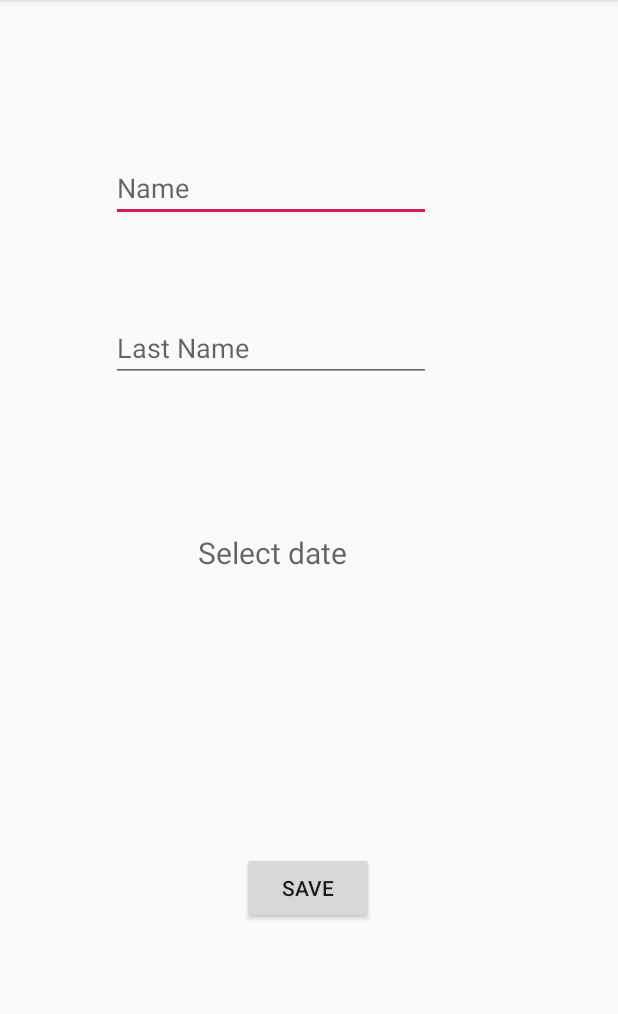
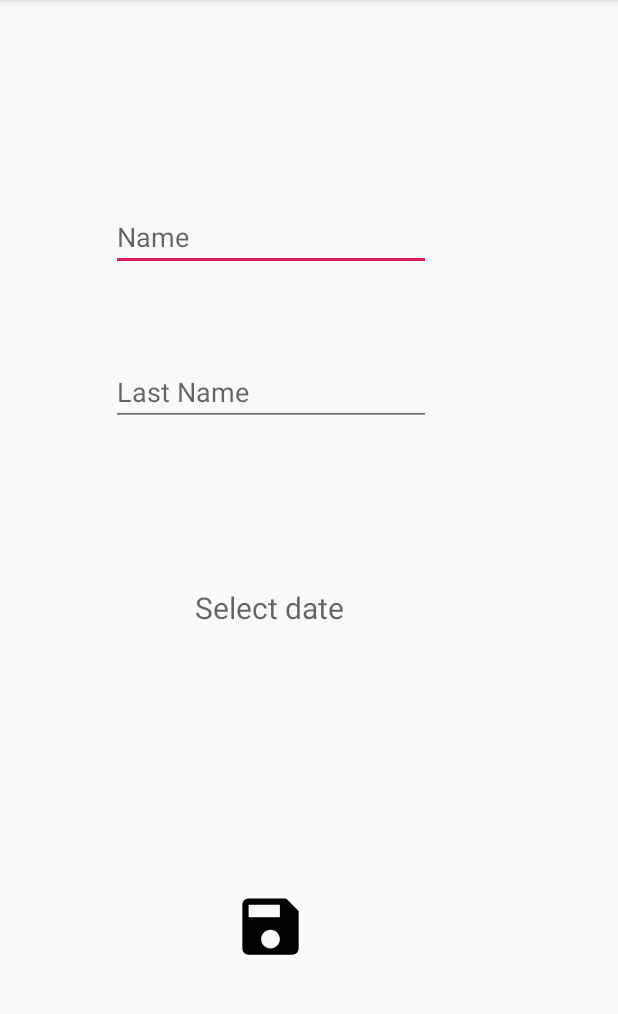
Before and after one commit to DanielAristy/DtoTransference, an Android app: the screen it shows after launch (MainActivity), on a phone screen of 412 x 824 dp, the part 84-1098 px from its top. Run offline under Robolectric (Android 15) with nearby library versions, the phone set to English and light mode, and no system bars.

Commit message:
Ingresando icono para guardar los registros

```diff
--- a/app/src/main/java/com/example/dto/PersonaDTO.java
+++ b/app/src/main/java/com/example/dto/PersonaDTO.java
@@ -44,6 +44,4 @@ public class PersonaDTO implements Serializable {
     public String toString(){
         return name+" "+lastName+" "+date;
     }
-
-
 }
--- a/app/src/main/java/com/example/dtotransference/MainActivity.java
+++ b/app/src/main/java/com/example/dtotransference/MainActivity.java
@@ -14,9 +14,7 @@ import android.widget.DatePicker;
 import android.widget.EditText;
 import android.widget.TextView;
 import android.widget.Toast;
-
 import com.example.dto.PersonaDTO;
-
 import java.time.LocalDate;
 import java.time.Period;
 import java.time.format.DateTimeFormatter;
--- /dev/null
+++ b/app/src/main/res/drawable/ic_save_black_24dp.xml
@@ -0,0 +1,9 @@
+<vector xmlns:android="http://schemas.android.com/apk/res/android"
+        android:width="50dp"
+        android:height="50dp"
+        android:viewportWidth="24.0"
+        android:viewportHeight="24.0">
+    <path
+        android:fillColor="#FF000000"
+        android:pathData="M17,3L5,3c-1.11,0 -2,0.9 -2,2v14c0,1.1 0.89,2 2,2h14c1.1,0 2,-0.9 2,-2L21,7l-4,-4zM12,19c-1.66,0 -3,-1.34 -3,-3s1.34,-3 3,-3 3,1.34 3,3 -1.34,3 -3,3zM15,9L5,9L5,5h10v4z"/>
+</vector>
--- a/app/src/main/res/layout/activity_main.xml
+++ b/app/src/main/res/layout/activity_main.xml
@@ -19,7 +19,7 @@
         app:layout_constraintHorizontal_bias="0.373"
         app:layout_constraintStart_toStartOf="parent"
         app:layout_constraintTop_toTopOf="parent"
-        app:layout_constraintVertical_bias="0.132" />
+        app:layout_constraintVertical_bias="0.178" />
 
     <EditText
         android:id="@+id/txtLastName"
@@ -36,19 +36,6 @@
         app:layout_constraintTop_toBottomOf="@+id/txtName"
         app:layout_constraintVertical_bias="0.094" />
 
-    <Button
-        android:id="@+id/btnSave"
-        android:layout_width="wrap_content"
-        android:layout_height="wrap_content"
-        android:onClick="saveData"
-        android:text="@string/Save"
-        app:layout_constraintBottom_toBottomOf="parent"
-        app:layout_constraintEnd_toEndOf="parent"
-        app:layout_constraintHorizontal_bias="0.498"
-        app:layout_constraintStart_toStartOf="parent"
-        app:layout_constraintTop_toTopOf="parent"
-        app:layout_constraintVertical_bias="0.789" />
-
     <TextView
         android:id="@+id/datePicker"
         android:layout_width="100dp"
@@ -59,10 +46,24 @@
         android:textSize="20dp"
         app:layout_constraintBottom_toBottomOf="parent"
         app:layout_constraintEnd_toEndOf="parent"
-        app:layout_constraintHorizontal_bias="0.571"
+        app:layout_constraintHorizontal_bias="0.619"
         app:layout_constraintStart_toStartOf="parent"
         app:layout_constraintTop_toBottomOf="@+id/txtLastName"
-        app:layout_constraintVertical_bias="0.216" />
+        app:layout_constraintVertical_bias="0.248" />
+
+    <ImageButton
+        android:id="@+id/imageButton"
+        android:layout_width="wrap_content"
+        android:layout_height="wrap_content"
+        android:background="@null"
+        android:onClick="saveData"
+        app:layout_constraintBottom_toBottomOf="parent"
+        app:layout_constraintEnd_toEndOf="parent"
+        app:layout_constraintHorizontal_bias="0.429"
+        app:layout_constraintStart_toStartOf="parent"
+        app:layout_constraintTop_toBottomOf="@+id/datePicker"
+        app:layout_constraintVertical_bias="0.547"
+        app:srcCompat="@drawable/ic_save_black_24dp" />
 
 
 </androidx.constraintlayout.widget.ConstraintLayout>
```
